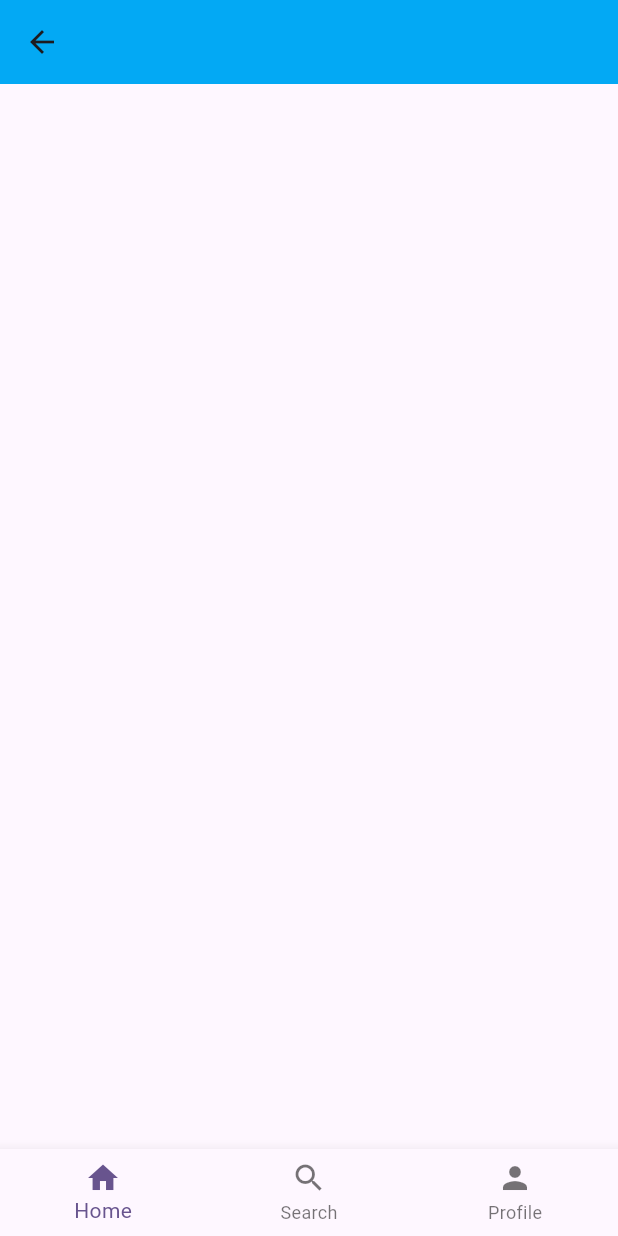
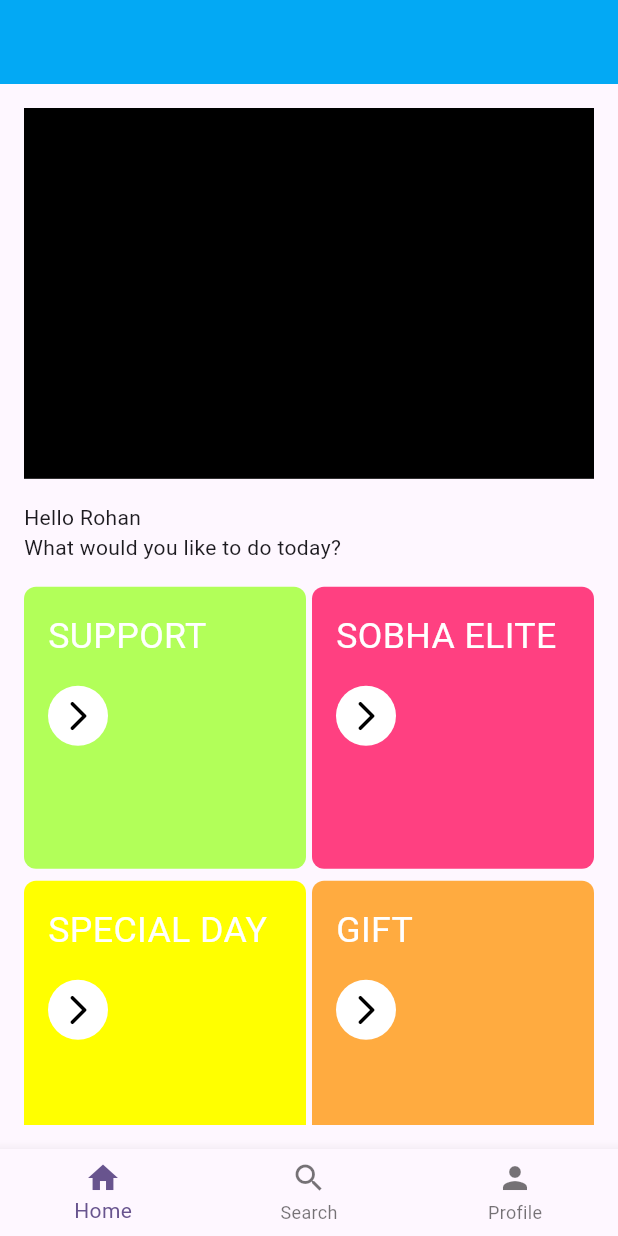
Before and after one commit to sanjayvramani/tbreeapp, a Flutter app: the DashboardPage screen opened directly, on a phone screen of 412 x 824 dp. Run offline on Flutter 3.47's test engine with Material 3 defaults, Android fonts, the phone set to English and light mode, and no system bars; our stand-ins replace get_it, responsive_sizer; missing offline and left inert: dart:js.

Commit message:
dashboard design

```diff
--- a/lib/features/dashboard/dashboard_page.dart
+++ b/lib/features/dashboard/dashboard_page.dart
@@ -1,4 +1,7 @@
 import 'package:flutter/material.dart';
+import 'package:responsive_sizer/responsive_sizer.dart';
+
+import 'model/dashboard_section_item_model.dart';
 
 class DashboardPage extends StatefulWidget {
   const DashboardPage({super.key});
@@ -8,6 +11,25 @@
 }
 
 class _DashboardPageState extends State<DashboardPage> {
+
+  final List<DashboardSectionItemModel> lstSection = [
+    DashboardSectionItemModel(title: 'SUPPORT',
+    icon: const Icon(Icons.arrow_forward_ios_rounded),
+    backgroundcolor: Colors.lightGreenAccent),
+
+    DashboardSectionItemModel(title: 'SOBHA ELITE',
+    icon: const Icon(Icons.arrow_forward_ios_rounded),
+    backgroundcolor: Colors.pinkAccent),
+
+    DashboardSectionItemModel(title: 'SPECIAL DAY',
+    icon: const Icon(Icons.arrow_forward_ios_rounded),
+    backgroundcolor: Colors.yellowAccent),
+
+    DashboardSectionItemModel(title: 'GIFT',
+    icon: const Icon(Icons.arrow_forward_ios_rounded),
+    backgroundcolor: Colors.orangeAccent)
+  ];
+
   @override
   Widget build(BuildContext context) {
     return Scaffold(
@@ -18,8 +40,56 @@
         padding: const EdgeInsets.all(16.0),
         child: SingleChildScrollView(
           child: Column(
+            crossAxisAlignment: CrossAxisAlignment.start,
             children: [
-
+               SizedBox(
+                height: 30.h,
+                child: Container(
+                  color: Colors.black,
+                ),
+              ),
+              const SizedBox(height: 16.0,),
+              const Text('Hello Rohan'),
+              const Text('What would you like to do today?'),
+              const SizedBox(height: 16.0,),
+              GridView.count(crossAxisCount: 2,
+                 crossAxisSpacing: 4.0,
+                mainAxisSpacing: 8.0,
+                shrinkWrap: true,
+                children: List.generate(lstSection.length , (index) {
+                  final model = lstSection[index];
+                  return SizedBox(
+                  height: 100,
+                  child:Container(
+                    padding: const EdgeInsets.all(16.0),
+                  decoration: BoxDecoration(
+                          borderRadius: const BorderRadius.all(Radius.circular(8.0)),
+                          color: model.backgroundcolor
+                        ),
+                  child: Column(
+                        mainAxisSize: MainAxisSize.min,
+                        children: [
+                          Align(
+                            alignment: Alignment.topLeft,
+                            child: Text(model.title,style: TextStyle(fontSize: 20.sp, color: Colors.white, fontWeight: FontWeight.w400),)),
+                            const SizedBox(height: 16.0,),
+                          Align(
+                            alignment: Alignment.topLeft,
+                            child: CircleAvatar(child: model.icon,
+                            backgroundColor: Colors.white,
+                            foregroundColor: Colors.black,),
+                          )
+                        ],
+                      )
+                ));
+                }),),
+              const SizedBox(height: 16.0,),
+              SizedBox(
+                height: 30.h,
+                child: Container(
+                  color: Colors.pinkAccent,
+                ),
+              ),
             ],
           ),
         ),
--- /dev/null
+++ b/lib/features/dashboard/model/dashboard_section_item_model.dart
@@ -0,0 +1,12 @@
+import 'package:flutter/material.dart';
+
+class DashboardSectionItemModel
+{
+  final String  title;
+  final Icon icon;
+  final Color backgroundcolor;
+
+  DashboardSectionItemModel({required this.title, required this.icon, required this.backgroundcolor});
+
+
+}
--- a/lib/features/myapp/my_app.dart
+++ b/lib/features/myapp/my_app.dart
@@ -1,10 +1,8 @@
 
 import 'package:flutter/material.dart';
-import 'package:get_it/get_it.dart';
 import 'package:responsive_sizer/responsive_sizer.dart';
-import 'package:tbreeapp/services/locator_service.dart';
-import 'package:tbreeapp/services/navigator_service.dart';
-
+import '../../services/locator_service.dart';
+import '../../services/navigator_service.dart';
 import '../homepage/home_page.dart';
 
 class MyApp extends StatelessWidget {
--- a/lib/features/otp_page/otp_page.dart
+++ b/lib/features/otp_page/otp_page.dart
@@ -1,5 +1,9 @@
 import 'package:flutter/material.dart';
 import 'package:responsive_sizer/responsive_sizer.dart';
+import 'package:tbreeapp/features/dashboard/dashboard_page.dart';
+import 'package:tbreeapp/services/navigator_service.dart';
+
+import '../../services/locator_service.dart';
 
 class OtpPage extends StatefulWidget {
   const OtpPage({super.key});
@@ -28,7 +32,9 @@
 
             OutlinedButton(
 
-              onPressed: (){}, child: const Text('Submit'))
+              onPressed: (){
+                locator<NavigatorService>().pushAndRemoveUntil(widget: const DashboardPage(), predict: (Route<dynamic> route) => true);
+              }, child: const Text('Submit'))
           ]
         )
     ));
--- a/lib/services/navigator_service.dart
+++ b/lib/services/navigator_service.dart
@@ -1,4 +1,7 @@
+import 'dart:js';
+
 import 'package:flutter/material.dart';
+import 'package:flutter/widgets.dart';
 
 
 typedef RoutePredicate = bool Function(Route<dynamic> route);
@@ -75,8 +78,8 @@
 
   /// This function is used to push new route in navigator, and then remove all the previous routes until the `predicate` returns true.
   Future<T?> pushAndRemoveUntil<T extends Object?>(
-      {required Route<T> newRoute, required RoutePredicate predict}) {
-    return navigatorKey.currentState!.pushAndRemoveUntil(newRoute, predict);
+      {required Widget widget, required RoutePredicate predict}) {
+    return navigatorKey.currentState!.pushAndRemoveUntil(MaterialPageRoute(builder: (context)=>widget), predict);
   }
 
   /// This function is used to `context` of application.
```
